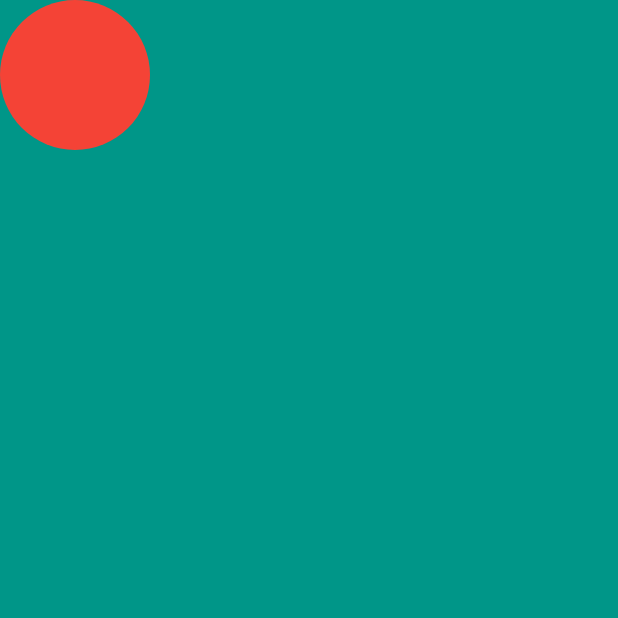
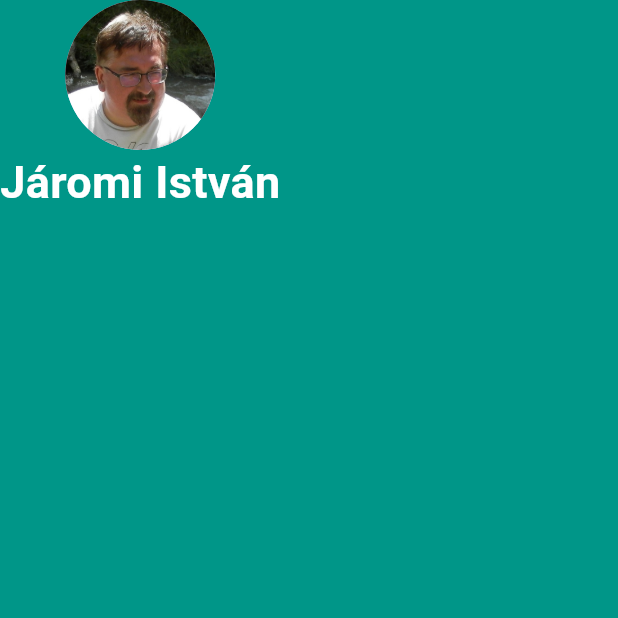
Before and after one commit to jepisti/nevjegykartya, a Flutter app: the screen it shows after launch, on a phone screen of 412 x 824 dp, the top half of it. Run offline on Flutter 3.47's test engine with Material 2 defaults, Android fonts, the light colour scheme and no system bars.

Commit message:
Background image

```diff
--- a/lib/main.dart
+++ b/lib/main.dart
@@ -23,7 +23,16 @@
             children: <Widget>[
               CircleAvatar(
                 radius: 50.0,
-                backgroundColor: Colors.red,
+                //backgroundColor: Colors.red,
+                backgroundImage: AssetImage('images/jaromi1.jpg'),
+              ),
+              Text(
+                'Járomi István',
+                style: TextStyle(
+                  fontSize: 30.0,
+                  color: Colors.white,
+                  fontWeight: FontWeight.bold,
+                ),
               ),
             ],
           ),
```
Also changed, not shown: pubspec.yaml (+2 -55 lines).
